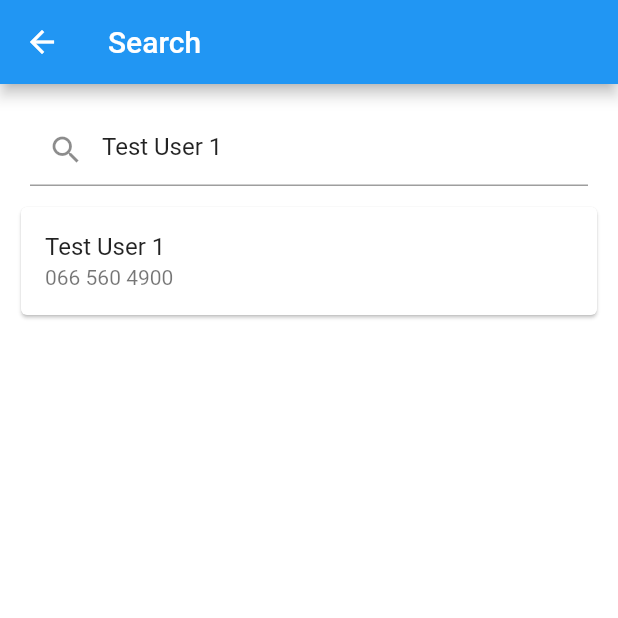
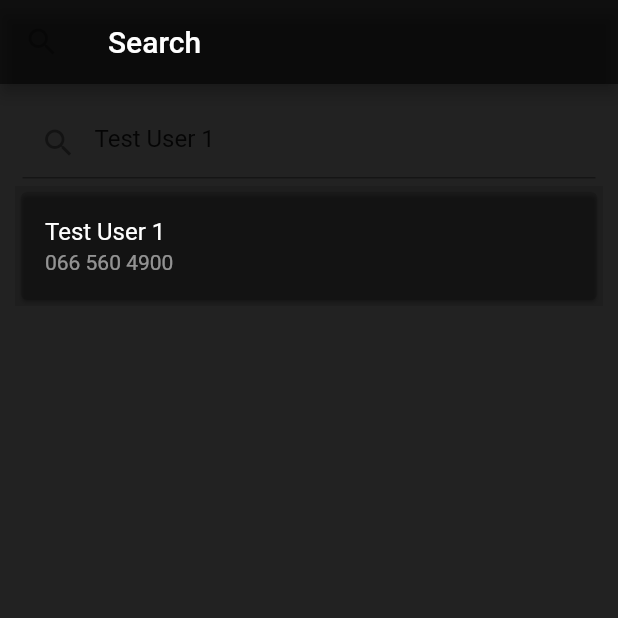
Before and after one commit to IReallyLikeYourPants/MuSwift, a Flutter app: the Ricerca screen opened directly, after a tap on "Test User 1", on a phone screen of 412 x 824 dp, the top half of it. Run offline on Flutter 3.47's test engine with Material 2 defaults, Android fonts, the phone set to English and light mode, and no system bars; our stand-ins replace google_maps_flutter, location, sqflite; missing offline and left inert: flappy_search_bar; accounts and stored records are empty.

Commit message:
update dello stile della ricerca
quello sul titolo

```diff
--- a/lib/Ricerca.dart
+++ b/lib/Ricerca.dart
@@ -34,24 +34,33 @@ class StorageUploadState extends State<Ricerca> {
     tc = TextEditingController();
     rows = [
       {
+        'img': 'assets/images/deposizione.jpg',
         'contact_name': 'Test User 1',
         'contact_phone': '066 560 4900',
       },
       {
+        'img': 'assets/images/deposizione.jpg',
         'contact_name': 'Test User 2',
         'contact_phone': '066 560 7865',
       },
       {
+        'img': 'assets/images/deposizione.jpg',
         'contact_name': 'Test User 3',
         'contact_phone': '906 500 4334',
       }
     ];
   }
 
+
+
   @override
   Widget build(BuildContext context) {
     return new Scaffold(
+      backgroundColor: Colors.black87,
       appBar: new AppBar(
+        backgroundColor: Colors.black54,
+        leading: IconButton(
+          icon: Icon(Icons.search),color: Colors.white,),
         title: new Text(
           "Search",
           style: new TextStyle(
@@ -60,17 +69,22 @@ class StorageUploadState extends State<Ricerca> {
         ),
       ),
       body: Container(
-        color: Colors.white,
         padding: EdgeInsets.all(10),
         child: Stack(
           children: [
             Column(
               children: [
                 Padding(
-                  padding: const EdgeInsets.all(10.0),
+                  padding: const EdgeInsets.all(5.0),
+                  child: Theme(
                       child: TextField(
+                          //style: TextStyle(color: Colors.grey),
                           controller: tc,
-                    decoration: InputDecoration(prefixIcon: Icon(Icons.search),hintText: 'Search...'),
+                          decoration: InputDecoration(
+                            prefixIcon: Icon(Icons.search),
+                            hintText: 'Search...',
+                            hintStyle: TextStyle(color: Colors.grey)
+                          ),
                           onChanged: (v) {
                           setState(() {
                             query = v;
@@ -78,17 +92,23 @@ class StorageUploadState extends State<Ricerca> {
                           });
                     },
                   ),
+                    data: new ThemeData( //colore della search bar
+                        primaryColor: Colors.white,
+                        accentColor: Colors.orange,
+                        hintColor: Colors.white
+                    ),
+                  ),
                 ),
                 Container(
-                  color: Colors.white,
+                  color: Colors.black12,
                   child: query.isEmpty
                       ? ListView.builder(
                     shrinkWrap: true,
                     itemCount: rows.length,
                     itemBuilder: (con, ind) {
-                      return Card (child: ListTile(
-                        title: Text(rows[ind]['contact_name']),
-                        subtitle: Text(rows[ind]['contact_phone']),
+                      return Card (color: Colors.black12,child: ListTile(
+                        title: Text(rows[ind]['contact_name'],style: TextStyle(color: Colors.white)),
+                        subtitle: Text(rows[ind]['contact_phone'],style: TextStyle(color: Colors.white54)),
 
                         onTap: () {
                           setState(() {
@@ -104,9 +124,9 @@ class StorageUploadState extends State<Ricerca> {
                     shrinkWrap: true,
                     itemCount: results.length,
                     itemBuilder: (con, ind) {
-                      return Card(child: ListTile(
-                        title: Text(results[ind]['contact_name']),
-                        subtitle: Text(results[ind]['contact_phone']),
+                      return Card(color: Colors.black12,child: ListTile(
+                        title: Text(results[ind]['contact_name'],style: TextStyle(color: Colors.white)),
+                        subtitle: Text(results[ind]['contact_phone'],style: TextStyle(color: Colors.white54)),
 
                         onTap: () {
                           setState(() {
```
Lines whose indentation alone changed are shown as unchanged.
